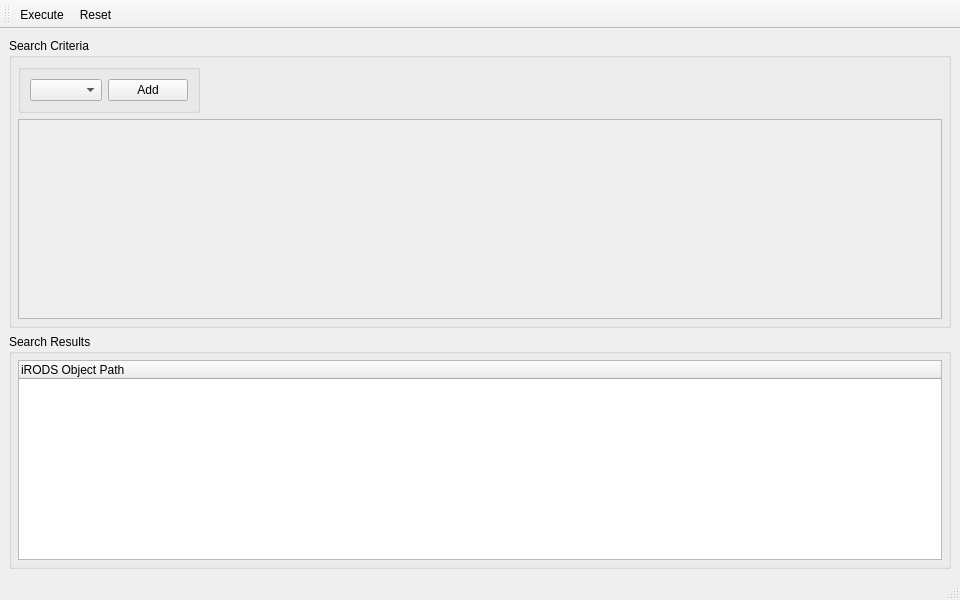
Qt form src/rodsfindwindow.ui (ilarik/kanki-irodsclient) before a commit.
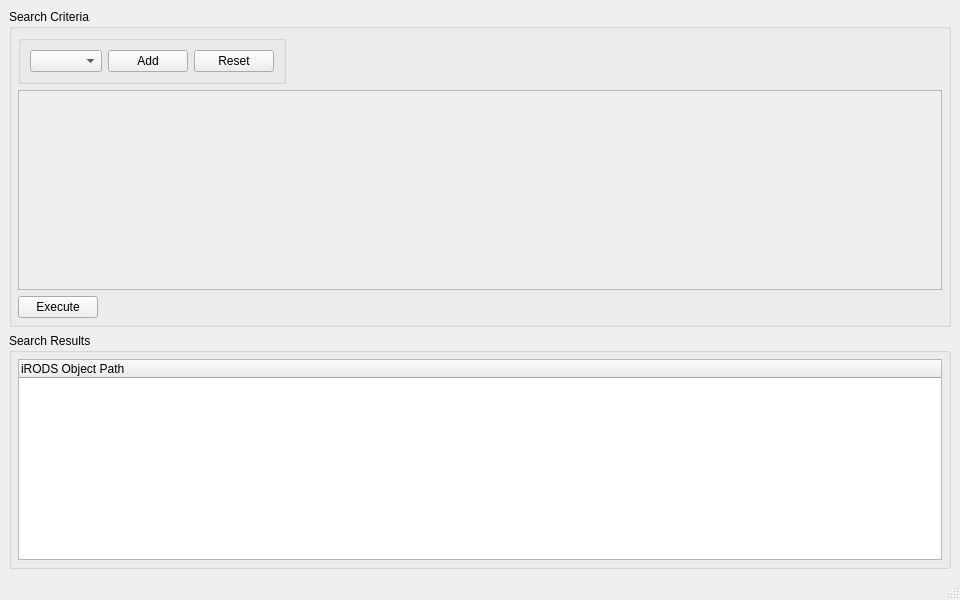
The same form after that commit.

Commit message: cleanup RodsFindWindow, reset conditions and clear away old results

```diff
--- a/src/rodsfindwindow.ui
+++ b/src/rodsfindwindow.ui
@@ -61,6 +61,13 @@
             </property>
            </widget>
           </item>
+          <item>
+           <widget class="QPushButton" name="resetButton">
+            <property name="text">
+             <string>Reset</string>
+            </property>
+           </widget>
+          </item>
          </layout>
         </widget>
        </item>
@@ -116,6 +123,16 @@
          </widget>
         </widget>
        </item>
+       <item alignment="Qt::AlignLeft">
+        <widget class="QPushButton" name="executeButton">
+         <property name="text">
+          <string>Execute</string>
+         </property>
+         <property name="autoDefault">
+          <bool>true</bool>
+         </property>
+        </widget>
+       </item>
       </layout>
      </widget>
     </item>
@@ -152,32 +169,6 @@
    </layout>
   </widget>
   <widget class="QStatusBar" name="statusbar"/>
-  <widget class="QToolBar" name="toolBar">
-   <property name="windowTitle">
-    <string>toolBar</string>
-   </property>
-   <attribute name="toolBarArea">
-    <enum>TopToolBarArea</enum>
-   </attribute>
-   <attribute name="toolBarBreak">
-    <bool>false</bool>
-   </attribute>
-   <addaction name="actionExecute"/>
-   <addaction name="actionReset"/>
-  </widget>
-  <action name="actionExecute">
-   <property name="text">
-    <string>Execute</string>
-   </property>
-  </action>
-  <action name="actionReset">
-   <property name="text">
-    <string>Reset</string>
-   </property>
-   <property name="toolTip">
-    <string>Reset Search</string>
-   </property>
-  </action>
  </widget>
  <resources/>
  <connections/>
```
The commit also changes 3 other files.
